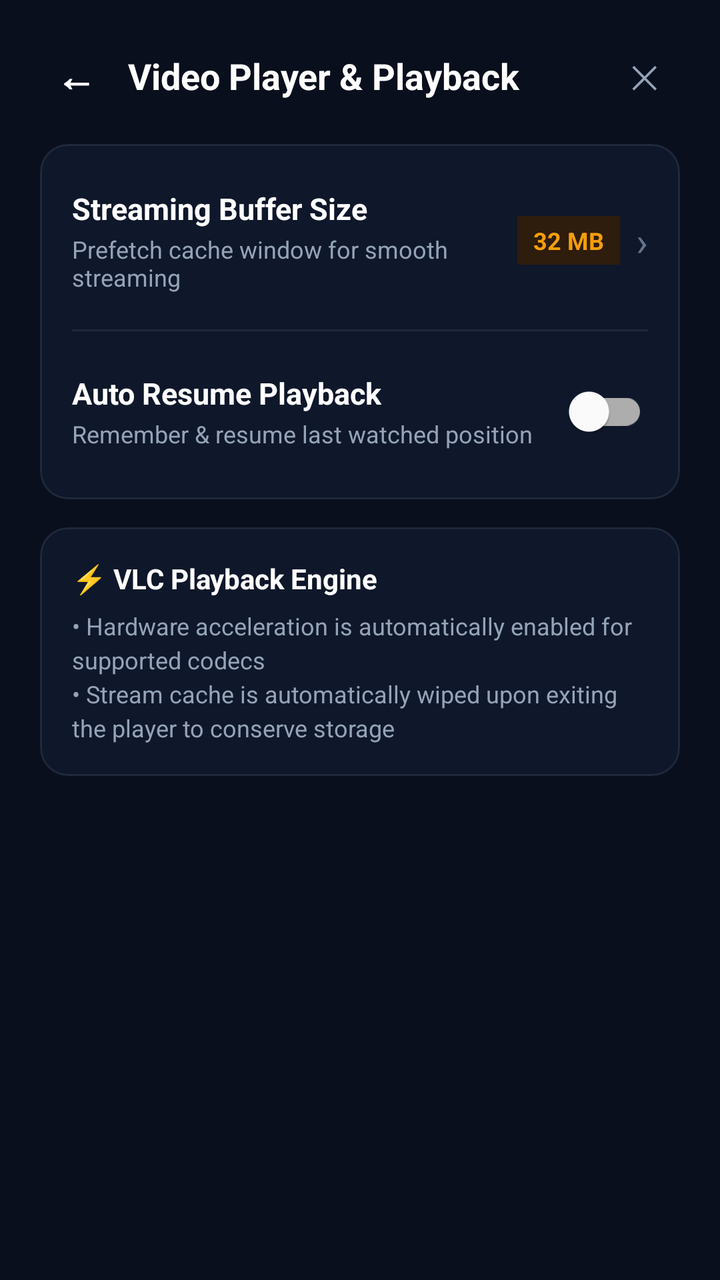
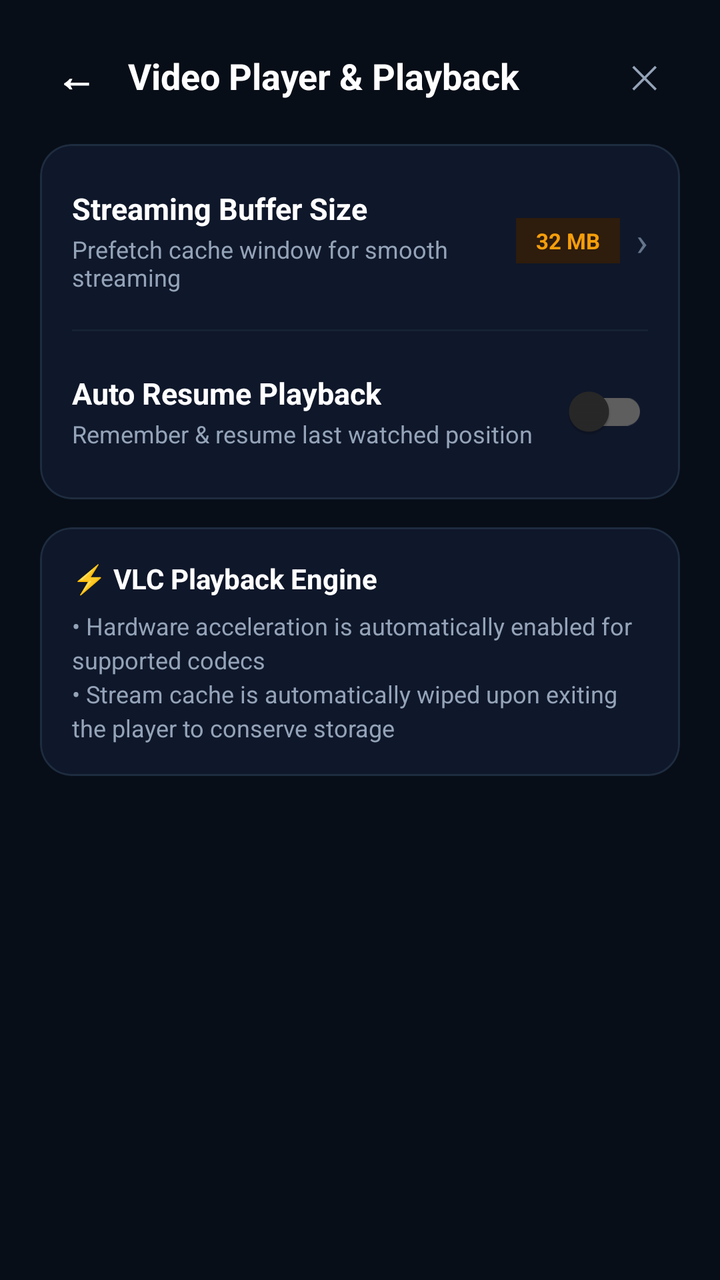

Compare the two renders of this Android layout. The source of the first and the diff that turns it into the second are given below.
<!-- AndroidManifest.xml: application theme Theme.CloudVault -->
<!-- res/layout/dialog_video_settings.xml -->
<?xml version="1.0" encoding="utf-8"?>
<ScrollView xmlns:android="http://schemas.android.com/apk/res/android"
    xmlns:app="http://schemas.android.com/apk/res-auto"
    android:layout_width="match_parent"
    android:layout_height="wrap_content"
    android:background="#0A0F1D">

    <LinearLayout
        android:layout_width="match_parent"
        android:layout_height="wrap_content"
        android:orientation="vertical"
        android:padding="20dp">

        
        <LinearLayout
            android:layout_width="match_parent"
            android:layout_height="wrap_content"
            android:orientation="horizontal"
            android:gravity="center_vertical">

            <TextView
                android:id="@+id/btnBackFromVideoSettings"
                android:layout_width="36dp"
                android:layout_height="36dp"
                android:gravity="center"
                android:text="←"
                android:textColor="#FFFFFF"
                android:textSize="20sp"
                android:textStyle="bold"
                android:background="?attr/selectableItemBackgroundBorderless" />

            <TextView
                android:layout_width="0dp"
                android:layout_height="wrap_content"
                android:layout_weight="1"
                android:layout_marginStart="8dp"
                android:text="Video Player &amp; Playback"
                android:textColor="#FFFFFF"
                android:textSize="18sp"
                android:textStyle="bold" />

            <TextView
                android:id="@+id/btnCloseVideoSettings"
                android:layout_width="36dp"
                android:layout_height="36dp"
                android:gravity="center"
                android:text="✕"
                android:textColor="#94A3B8"
                android:textSize="16sp"
                android:background="?attr/selectableItemBackgroundBorderless" />
        </LinearLayout>

        
        <com.google.android.material.card.MaterialCardView
            android:layout_width="match_parent"
            android:layout_height="wrap_content"
            android:layout_marginTop="16dp"
            app:cardCornerRadius="14dp"
            app:cardElevation="0dp"
            app:cardBackgroundColor="#0F172A"
            app:strokeColor="#1E293B"
            app:strokeWidth="1dp">

            <LinearLayout
                android:layout_width="match_parent"
                android:layout_height="wrap_content"
                android:orientation="vertical"
                android:padding="16dp">

                
                <LinearLayout
                    android:id="@+id/layoutVideoBufferSize"
                    android:layout_width="match_parent"
                    android:layout_height="wrap_content"
                    android:orientation="horizontal"
                    android:gravity="center_vertical"
                    android:background="?attr/selectableItemBackground"
                    android:paddingTop="6dp"
                    android:paddingBottom="6dp"
                    android:clickable="true"
                    android:focusable="true">

                    <LinearLayout
                        android:layout_width="0dp"
                        android:layout_height="wrap_content"
                        android:layout_weight="1"
                        android:orientation="vertical">

                        <TextView
                            android:layout_width="wrap_content"
                            android:layout_height="wrap_content"
                            android:text="Streaming Buffer Size"
                            android:textColor="#FFFFFF"
                            android:textSize="15sp"
                            android:textStyle="bold" />

                        <TextView
                            android:id="@+id/tvVideoBufferSizeSubtitle"
                            android:layout_width="wrap_content"
                            android:layout_height="wrap_content"
                            android:layout_marginTop="2dp"
                            android:text="Prefetch cache window for smooth streaming"
                            android:textColor="#94A3B8"
                            android:textSize="12sp" />
                    </LinearLayout>

                    <TextView
                        android:id="@+id/tvVideoSettingsBufferSizeBadge"
                        android:layout_width="wrap_content"
                        android:layout_height="wrap_content"
                        android:text="32 MB"
                        android:textColor="#F59E0B"
                        android:textSize="12sp"
                        android:textStyle="bold"
                        android:paddingStart="8dp"
                        android:paddingEnd="8dp"
                        android:paddingTop="4dp"
                        android:paddingBottom="4dp"
                        android:background="#2E1C0C" />

                    <TextView
                        android:layout_width="wrap_content"
                        android:layout_height="wrap_content"
                        android:layout_marginStart="8dp"
                        android:text="›"
                        android:textColor="#64748B"
                        android:textSize="20sp" />
                </LinearLayout>

                <View
                    android:layout_width="match_parent"
                    android:layout_height="1dp"
                    android:layout_marginTop="12dp"
                    android:layout_marginBottom="12dp"
                    android:background="#1E293B" />

                
                <LinearLayout
                    android:layout_width="match_parent"
                    android:layout_height="wrap_content"
                    android:orientation="horizontal"
                    android:gravity="center_vertical"
                    android:paddingTop="4dp"
                    android:paddingBottom="4dp">

                    <LinearLayout
                        android:layout_width="0dp"
                        android:layout_height="wrap_content"
                        android:layout_weight="1"
                        android:orientation="vertical">

                        <TextView
                            android:layout_width="wrap_content"
                            android:layout_height="wrap_content"
                            android:text="Auto Resume Playback"
                            android:textColor="#FFFFFF"
                            android:textSize="15sp"
                            android:textStyle="bold" />

                        <TextView
                            android:layout_width="wrap_content"
                            android:layout_height="wrap_content"
                            android:layout_marginTop="2dp"
                            android:text="Remember &amp; resume last watched position"
                            android:textColor="#94A3B8"
                            android:textSize="12sp" />
                    </LinearLayout>

                    <com.google.android.material.switchmaterial.SwitchMaterial
                        android:id="@+id/switchVideoAutoResume"
                        android:layout_width="wrap_content"
                        android:layout_height="wrap_content"
                        app:useMaterialThemeColors="true" />
                </LinearLayout>

            </LinearLayout>
        </com.google.android.material.card.MaterialCardView>

        
        <com.google.android.material.card.MaterialCardView
            android:layout_width="match_parent"
            android:layout_height="wrap_content"
            android:layout_marginTop="14dp"
            app:cardCornerRadius="14dp"
            app:cardElevation="0dp"
            app:cardBackgroundColor="#0F172A"
            app:strokeColor="#1E293B"
            app:strokeWidth="1dp">

            <LinearLayout
                android:layout_width="match_parent"
                android:layout_height="wrap_content"
                android:orientation="vertical"
                android:padding="16dp">

                <TextView
                    android:layout_width="wrap_content"
                    android:layout_height="wrap_content"
                    android:text="⚡ VLC Playback Engine"
                    android:textColor="#FFFFFF"
                    android:textSize="14sp"
                    android:textStyle="bold" />

                <TextView
                    android:layout_width="match_parent"
                    android:layout_height="wrap_content"
                    android:layout_marginTop="6dp"
                    android:text="• Hardware acceleration is automatically enabled for supported codecs\n• Stream cache is automatically wiped upon exiting the player to conserve storage"
                    android:textColor="#94A3B8"
                    android:textSize="12sp"
                    android:lineSpacingExtra="3dp" />
            </LinearLayout>
        </com.google.android.material.card.MaterialCardView>

    </LinearLayout>
</ScrollView>
<!-- resources referenced by this layout -->
<resources>
  <style name="Theme.CloudVault" parent="Theme.MaterialComponents.DayNight.NoActionBar">
          <item name="colorPrimary">@color/accent_blue</item>
          <item name="colorSecondary">@color/accent_cyan</item>
          <item name="android:statusBarColor">@color/bg_dark</item>
          <item name="android:windowBackground">@color/bg_dark</item>
      </style>
  <color name="accent_blue">#1976D2</color>
  <color name="accent_cyan">#00B4D8</color>
  <color name="bg_dark">#080E18</color>
</resources>

<!-- the commit's change to res/layout/dialog_video_settings.xml (unified diff, before → after) -->
@@ -3,7 +3,7 @@
     xmlns:app="http://schemas.android.com/apk/res-auto"
     android:layout_width="match_parent"
     android:layout_height="wrap_content"
-    android:background="#0A0F1D">
+    android:background="@color/bg_dark">
 
     <LinearLayout
         android:layout_width="match_parent"
@@ -24,7 +24,7 @@
                 android:layout_height="36dp"
                 android:gravity="center"
                 android:text="←"
-                android:textColor="#FFFFFF"
+                android:textColor="@color/text_primary"
                 android:textSize="20sp"
                 android:textStyle="bold"
                 android:background="?attr/selectableItemBackgroundBorderless" />
@@ -35,7 +35,7 @@
                 android:layout_weight="1"
                 android:layout_marginStart="8dp"
                 android:text="Video Player &amp; Playback"
-                android:textColor="#FFFFFF"
+                android:textColor="@color/text_primary"
                 android:textSize="18sp"
                 android:textStyle="bold" />
 
@@ -45,7 +45,7 @@
                 android:layout_height="36dp"
                 android:gravity="center"
                 android:text="✕"
-                android:textColor="#94A3B8"
+                android:textColor="@color/text_secondary"
                 android:textSize="16sp"
                 android:background="?attr/selectableItemBackgroundBorderless" />
         </LinearLayout>
@@ -55,10 +55,10 @@
             android:layout_width="match_parent"
             android:layout_height="wrap_content"
             android:layout_marginTop="16dp"
-            app:cardCornerRadius="14dp"
+            app:cardCornerRadius="16dp"
             app:cardElevation="0dp"
-            app:cardBackgroundColor="#0F172A"
-            app:strokeColor="#1E293B"
+            app:cardBackgroundColor="@color/card_bg"
+            app:strokeColor="@color/card_border"
             app:strokeWidth="1dp">
 
             <LinearLayout
@@ -90,7 +90,7 @@
                             android:layout_width="wrap_content"
                             android:layout_height="wrap_content"
                             android:text="Streaming Buffer Size"
-                            android:textColor="#FFFFFF"
+                            android:textColor="@color/text_primary"
                             android:textSize="15sp"
                             android:textStyle="bold" />
 
@@ -100,7 +100,7 @@
                             android:layout_height="wrap_content"
                             android:layout_marginTop="2dp"
                             android:text="Prefetch cache window for smooth streaming"
-                            android:textColor="#94A3B8"
+                            android:textColor="@color/text_secondary"
                             android:textSize="12sp" />
                     </LinearLayout>
 
@@ -109,21 +109,21 @@
                         android:layout_width="wrap_content"
                         android:layout_height="wrap_content"
                         android:text="32 MB"
-                        android:textColor="#F59E0B"
-                        android:textSize="12sp"
+                        android:textColor="@color/status_warning"
+                        android:textSize="11sp"
                         android:textStyle="bold"
-                        android:paddingStart="8dp"
-                        android:paddingEnd="8dp"
+                        android:paddingStart="10dp"
+                        android:paddingEnd="10dp"
                         android:paddingTop="4dp"
                         android:paddingBottom="4dp"
-                        android:background="#2E1C0C" />
+                        android:background="@color/status_warning_bg" />
 
                     <TextView
                         android:layout_width="wrap_content"
                         android:layout_height="wrap_content"
                         android:layout_marginStart="8dp"
                         android:text="›"
-                        android:textColor="#64748B"
+                        android:textColor="@color/text_muted"
                         android:textSize="20sp" />
                 </LinearLayout>
 
@@ -132,7 +132,7 @@
                     android:layout_height="1dp"
                     android:layout_marginTop="12dp"
                     android:layout_marginBottom="12dp"
-                    android:background="#1E293B" />
+                    android:background="@color/divider_color" />
 
                 
                 <LinearLayout
@@ -153,7 +153,7 @@
                             android:layout_width="wrap_content"
                             android:layout_height="wrap_content"
                             android:text="Auto Resume Playback"
-                            android:textColor="#FFFFFF"
+                            android:textColor="@color/text_primary"
                             android:textSize="15sp"
                             android:textStyle="bold" />
 
@@ -162,7 +162,7 @@
                             android:layout_height="wrap_content"
                             android:layout_marginTop="2dp"
                             android:text="Remember &amp; resume last watched position"
-                            android:textColor="#94A3B8"
+                            android:textColor="@color/text_secondary"
                             android:textSize="12sp" />
                     </LinearLayout>
 
@@ -181,10 +181,10 @@
             android:layout_width="match_parent"
             android:layout_height="wrap_content"
             android:layout_marginTop="14dp"
-            app:cardCornerRadius="14dp"
+            app:cardCornerRadius="16dp"
             app:cardElevation="0dp"
-            app:cardBackgroundColor="#0F172A"
-            app:strokeColor="#1E293B"
+            app:cardBackgroundColor="@color/card_bg"
+            app:strokeColor="@color/card_border"
             app:strokeWidth="1dp">
 
             <LinearLayout
@@ -197,7 +197,7 @@
                     android:layout_width="wrap_content"
                     android:layout_height="wrap_content"
                     android:text="⚡ VLC Playback Engine"
-                    android:textColor="#FFFFFF"
+                    android:textColor="@color/text_primary"
                     android:textSize="14sp"
                     android:textStyle="bold" />
 
@@ -206,7 +206,7 @@
                     android:layout_height="wrap_content"
                     android:layout_marginTop="6dp"
                     android:text="• Hardware acceleration is automatically enabled for supported codecs\n• Stream cache is automatically wiped upon exiting the player to conserve storage"
-                    android:textColor="#94A3B8"
+                    android:textColor="@color/text_secondary"
                     android:textSize="12sp"
                     android:lineSpacingExtra="3dp" />
             </LinearLayout>
<!-- resource entries referenced after the edit -->
@@ -1,13 +1,59 @@
 <!-- resources referenced by this layout -->
 <resources>
-  <style name="Theme.CloudVault" parent="Theme.MaterialComponents.DayNight.NoActionBar">
-          <item name="colorPrimary">@color/accent_blue</item>
+  <style name="Theme.CloudVault" parent="Theme.MaterialComponents.NoActionBar">
+          <item name="colorPrimary">@color/accent_cyan</item>
+          <item name="colorPrimaryVariant">@color/accent_blue</item>
+          <item name="colorOnPrimary">#FFFFFF</item>
+          <item name="colorSecondary">@color/accent_cyan_bright</item>
+          <item name="colorSecondaryVariant">@color/accent_cyan</item>
+          <item name="colorOnSecondary">#000000</item>
+          <item name="android:statusBarColor">@color/bg_dark</item>
+          <item name="android:navigationBarColor">@color/bg_dark</item>
+          <item name="android:windowBackground">@color/bg_dark</item>
+          <item name="android:windowLightStatusBar">false</item>
+          <item name="android:windowLightNavigationBar">false</item>
+          <item name="alertDialogTheme">@style/Theme.CloudVault.Dialog.Alert</item>
+          <item name="materialAlertDialogTheme">@style/Theme.CloudVault.Dialog.Alert</item>
+      </style>
+  <color name="accent_blue">#38BDF8</color>
+  <color name="accent_cyan_bright">#7DD3FC</color>
+  <style name="Theme.CloudVault.Dialog.Alert" parent="ThemeOverlay.MaterialComponents.MaterialAlertDialog">
+          <item name="android:background">@color/card_bg</item>
+          <item name="backgroundTint">@color/card_bg</item>
+          <item name="shapeAppearance">@style/ShapeAppearance.CloudVault.Dialog</item>
+          <item name="colorPrimary">@color/accent_cyan_bright</item>
           <item name="colorSecondary">@color/accent_cyan</item>
-          <item name="android:statusBarColor">@color/bg_dark</item>
-          <item name="android:windowBackground">@color/bg_dark</item>
+          <item name="colorSurface">@color/card_bg</item>
+          <item name="colorOnSurface">@color/text_primary</item>
+          <item name="android:textColorPrimary">@color/text_primary</item>
+          <item name="android:textColorSecondary">@color/text_secondary</item>
+          <item name="buttonBarPositiveButtonStyle">@style/Widget.CloudVault.Dialog.Button.Positive</item>
+          <item name="buttonBarNegativeButtonStyle">@style/Widget.CloudVault.Dialog.Button.Negative</item>
+          <item name="buttonBarNeutralButtonStyle">@style/Widget.CloudVault.Dialog.Button.Neutral</item>
       </style>
-  <color name="accent_blue">#1976D2</color>
-  <color name="accent_cyan">#00B4D8</color>
+  <style name="ShapeAppearance.CloudVault.Dialog" parent="ShapeAppearance.MaterialComponents.LargeComponent">
+          <item name="cornerSize">16dp</item>
+      </style>
+  <style name="Widget.CloudVault.Dialog.Button.Positive" parent="Widget.MaterialComponents.Button.TextButton.Dialog">
+          <item name="android:textColor">@color/accent_cyan_bright</item>
+          <item name="android:textStyle">bold</item>
+      </style>
+  <style name="Widget.CloudVault.Dialog.Button.Negative" parent="Widget.MaterialComponents.Button.TextButton.Dialog">
+          <item name="android:textColor">@color/text_secondary</item>
+      </style>
+  <style name="Widget.CloudVault.Dialog.Button.Neutral" parent="Widget.MaterialComponents.Button.TextButton.Dialog">
+          <item name="android:textColor">@color/accent_blue_light</item>
+      </style>
+  <color name="accent_blue_light">#BAE6FD</color>
+  <color name="accent_cyan">#38BDF8</color>
   <color name="bg_dark">#080E18</color>
+  <color name="card_bg">#0F172A</color>
+  <color name="card_border">#1E2C3F</color>
+  <color name="divider_color">#162234</color>
+  <color name="status_warning">#F59E0B</color>
+  <color name="status_warning_bg">#2E1C0C</color>
+  <color name="text_muted">#64748B</color>
+  <color name="text_primary">#FFFFFF</color>
+  <color name="text_secondary">#94A3B8</color>
 </resources>
 
